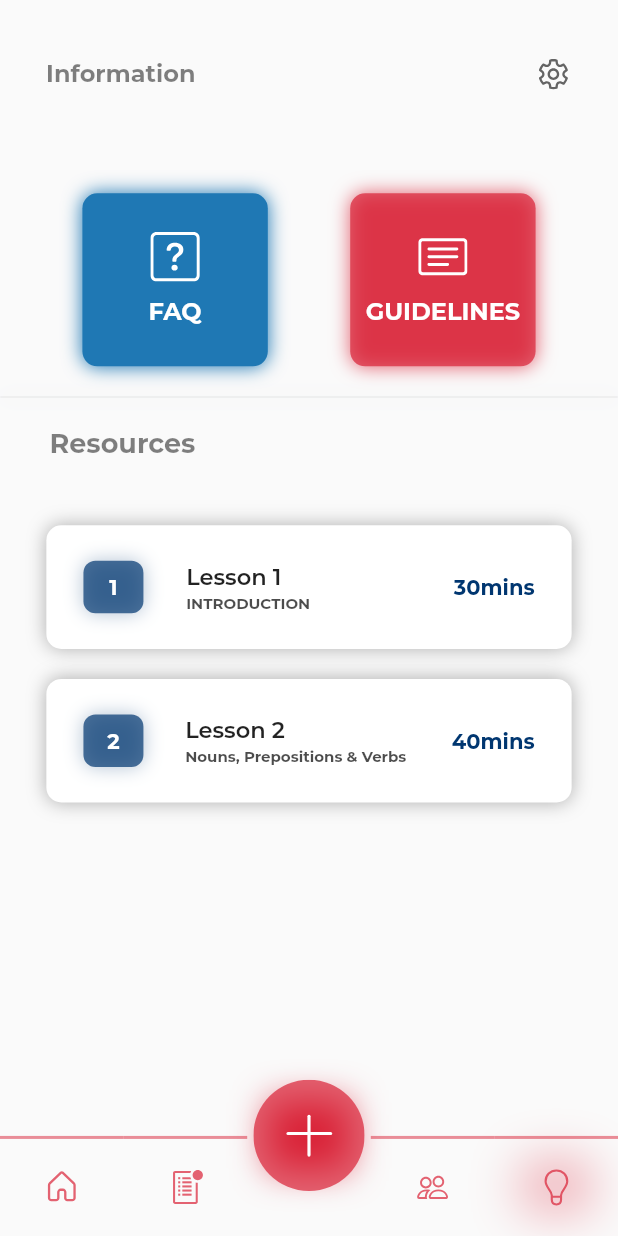
After one commit to utkarsh-o/TSEP, a Flutter app: the InfoPage screen opened directly, on a phone screen of 412 x 824 dp. The commit adds this screen. Run offline on Flutter 3.47's test engine with Material 2 defaults, Android fonts, the phone set to English and light mode, and no system bars; our stand-ins replace flutter_svg; project files that could hold a hidden picture were left out.

Commit message:
added: Info page FAQ page Guidelines Page

```diff
--- a/lib/components/CustomNavigationBar.dart
+++ b/lib/components/CustomNavigationBar.dart
@@ -1,6 +1,7 @@
 import 'package:flutter/cupertino.dart';
 import 'package:flutter/material.dart';
 import 'package:flutter_svg/flutter_svg.dart';
+import 'package:tsep/screens/info-page.dart';
 import 'package:tsep/screens/login-page.dart';
 import 'package:tsep/screens/mentees-list-page.dart';
 import 'package:tsep/screens/mentor-profile.dart';
@@ -19,7 +20,7 @@ class _CustomBottomNavBarState extends State<CustomBottomNavBar> {
     MentorProfile(),
     SchedulePage(),
     MenteesPage(),
-    LoginPage()
+    InfoPage()
   ];
 
   void setactv(int idx) {
@@ -94,7 +95,7 @@ class _CustomBottomNavBarState extends State<CustomBottomNavBar> {
             active: widget.active,
             onPressed: setactv),
         NavbarIconSmall(
-            icon: 'assets/icons/notifications-bnb.svg',
+            icon: 'assets/icons/info-bnb.svg',
             index: 3,
             active: widget.active,
             onPressed: setactv),
--- /dev/null
+++ b/lib/local-data/FAQ.dart
@@ -0,0 +1,55 @@
+class FAQ {
+  String question;
+  String answer;
+  FAQ({required this.question, required this.answer});
+}
+
+List<FAQ> _faqs = [
+  FAQ(
+      question: 'What is the Full form of TSEP?',
+      answer: 'Telephonic Spoken English Programme'),
+  FAQ(
+      question: 'What is the duration of the programme?',
+      answer:
+          'Duration of the programme is 10 weeks. The mentor/Trainer needs to call his /her mentee/trainee thrice a week. Per session duration will be 30 min.'),
+  FAQ(
+      question: 'What is the background of the mentees?',
+      answer:
+          'Mentees are from weaker sections of society, trying to pursue higher education, wants to enhance the skills in communicative English, wants to become confident to face the challenges in today\'s world and to make a career. The mentees are the beneficiaries of Kotak Education Foundation\'s (KEF) Livelihood and Hardship Scholarship programmes. between the age group 18 to 25 years.'),
+  FAQ(
+      question: 'Who can enroll in the programme as a mentor?',
+      answer:
+          'The person with good spoken English skills, who is passionate, committed and wants to give back to society by sparing some of the valuable time that can enroll for the programme as a mentor.'),
+  FAQ(question: 'Will there be any assessment for a mentor?', answer: 'No'),
+  FAQ(
+      question:
+          'Is the curriculum and lessons that need to be covered provided by KEF?',
+      answer:
+          'Yes, Curriculum content and Lesson Plans will be provided by KEF. After the registration, there will be an orientation on Curriculum content and Lesson Plan. The curriculum content and lesson plans will be mailed to the mentors. In addition to the KEF‘s curriculum content, the mentor is free to use any other material which he feels appropriate to use for his mentee.'),
+  FAQ(
+      question: ' What will be the support of KEF during the programme?',
+      answer:
+          'There will be KEF POC and the Core committee member assign to each mentor. WhatsApp groups can be formed for easy and fast communications.'),
+  FAQ(
+      question:
+          ' Will the mentor get the certificate after the completion of the programme?',
+      answer: 'Yes'),
+  FAQ(
+      question:
+          ' If the mentor, is unable to continue the programme, what he/she should do?',
+      answer: 'Mentor should inform his KEF POC in advance.'),
+  FAQ(
+      question: ' Is there any mechanism to track the programme?',
+      answer:
+          'The mentor has to fill the log sheet after every session. The log sheet link will be provided. Once the programme starts, KEF POCs and assigned core committee members will communicate with the mentors after certain intervals.'),
+  FAQ(
+      question:
+          'Will there be any Post Test after completion of the programme?',
+      answer: 'Yes'),
+  FAQ(
+      question: 'What is the Expected Outcome?',
+      answer: 'There should be a one level jump.'),
+];
+
+String body =
+    "\*	Practice active listening.\n\*	Provide information and share knoWledge.\n\*	Provide support and encouragement.\n\*	Give importance to words for a suitable word bank to be built.\n\*	Simple and easy topics pertaining to general knowledge and current affairs can be discussed.\n\*	Encourage the mentee to open up and talk only in English.\n\*	Offer a different perspective while encouraging self-reflection.\n\*	Please do not get emotionally involved and do not encourage personal talk\n\*	Any supporting information and advice can be shared only where professional skills are concerned.\n\*	Adhere to time as time is precious.\n\*	If there is a problem with your mentee that is beyond your scope please contact the Convener of the programme.\n\*	Form a WhatsApp group to help the mentee to summarize the day session or to clear the doubts due to the paucity of time.\n\*	The mentor can be flee to share motivational videos or stories relating to help the mentees.\n";
--- /dev/null
+++ b/lib/local-data/lessons.dart
@@ -0,0 +1,10 @@
+class Lesson {
+  String title;
+  String duration;
+  Lesson({required this.title, required this.duration});
+}
+
+List<Lesson> _lessons = [
+  Lesson(duration: "30mins", title: "INTRODUCTION"),
+  Lesson(duration: "40mins", title: "Nouns, Prepositions & Verbs"),
+];
--- a/lib/main.dart
+++ b/lib/main.dart
@@ -1,4 +1,7 @@
 import 'package:flutter/material.dart';
+import 'package:tsep/screens/FAQ-page.dart';
+import 'package:tsep/screens/guidelines-page.dart';
+import 'package:tsep/screens/info-page.dart';
 import 'package:tsep/screens/login-page.dart';
 import 'package:tsep/screens/mentee-details-page.dart';
 import 'package:tsep/screens/mentees-list-page.dart';
@@ -15,7 +18,7 @@ class TSEP extends StatelessWidget {
   Widget build(BuildContext context) {
     return MaterialApp(
       theme: ThemeData(fontFamily: 'Montserrant'),
-      home: LoginPage(),
+      home: MentorProfile(),
     );
   }
 }
--- /dev/null
+++ b/lib/screens/info-page.dart
@@ -0,0 +1,329 @@
+import 'package:flutter/material.dart';
+import 'package:tsep/components/CustomNavigationBar.dart';
+import 'package:flutter_svg/flutter_svg.dart';
+import 'package:tsep/local-data/lessons.dart';
+import 'package:tsep/screens/FAQ-page.dart';
+import 'package:tsep/screens/guidelines-page.dart';
+
+class InfoPage extends StatelessWidget {
+  const InfoPage({Key? key}) : super(key: key);
+
+  @override
+  Widget build(BuildContext context) {
+    List<Lesson> _lessons = [
+      Lesson(duration: "30mins", title: "INTRODUCTION"),
+      Lesson(duration: "40mins", title: "Nouns, Prepositions & Verbs"),
+    ];
+    Widget getLessonList() {
+      List<Widget> lessonList = [];
+      for (var index = 0; index < _lessons.length; index++) {
+        lessonList.add(new LessonCard(
+            lesson: index + 1,
+            title: _lessons[index].title,
+            duration: _lessons[index].duration));
+      }
+      return new Column(children: lessonList);
+    }
+
+    return Scaffold(
+      body: SafeArea(
+        child: SingleChildScrollView(
+          child: Column(
+            // mainAxisAlignment: MainAxisAlignment.start,
+            crossAxisAlignment: CrossAxisAlignment.start,
+            children: [
+              TitleBar(),
+              FAQGdlineCards(),
+              BreakLine(),
+              RsrsText(),
+              getLessonList(),
+            ],
+          ),
+        ),
+      ),
+      bottomNavigationBar: CustomBottomNavBar(
+        active: 3,
+      ),
+    );
+  }
+}
+
+class RsrsText extends StatelessWidget {
+  @override
+  Widget build(BuildContext context) {
+    Size size = MediaQuery.of(context).size;
+    return Container(
+      margin:
+          EdgeInsets.only(left: size.width * 0.08, bottom: size.height * 0.04),
+      child: Text(
+        "Resources",
+        style: TextStyle(
+          fontWeight: FontWeight.bold,
+          color: Colors.black.withOpacity(0.5),
+          fontSize: 18,
+        ),
+      ),
+    );
+  }
+}
+
+class TitleBar extends StatelessWidget {
+  @override
+  Widget build(BuildContext context) {
+    double screenWidth = MediaQuery.of(context).size.width;
+    double screenHeight = MediaQuery.of(context).size.height;
+    return Row(
+      mainAxisAlignment: MainAxisAlignment.spaceEvenly,
+      children: [
+        Container(
+          child: Text(
+            "Information",
+            style: TextStyle(
+              fontWeight: FontWeight.bold,
+              color: Colors.black.withOpacity(0.5),
+              fontSize: 16,
+            ),
+          ),
+        ),
+        SizedBox(
+          width: screenWidth * 0.4,
+          height: screenHeight * 0.12,
+        ),
+        InkWell(
+          onTap: () {},
+          child: SvgPicture.asset(
+            "assets/icons/settings-tb.svg",
+            height: screenWidth * 0.06,
+          ),
+        )
+      ],
+    );
+  }
+}
+
+class FAQGdlineCards extends StatelessWidget {
+  @override
+  Widget build(BuildContext context) {
+    Size size = MediaQuery.of(context).size;
+    return Container(
+      child: Row(
+        mainAxisAlignment: MainAxisAlignment.spaceEvenly,
+        children: [
+          InkWell(
+            onTap: () {
+              Navigator.push(
+                (context),
+                MaterialPageRoute(
+                  builder: (context) {
+                    return FAQPage();
+                  },
+                ),
+              );
+            },
+            child: Container(
+              margin: EdgeInsets.only(top: 30),
+              child: Container(
+                margin: EdgeInsets.symmetric(vertical: 15),
+                child: Column(
+                  mainAxisAlignment: MainAxisAlignment.spaceEvenly,
+                  children: [
+                    SvgPicture.asset(
+                      'assets/icons/faq.svg',
+                      width: size.height * 0.04,
+                    ),
+                    Text(
+                      "FAQ",
+                      textAlign: TextAlign.center,
+                      style: TextStyle(
+                          color: Colors.white,
+                          fontWeight: FontWeight.bold,
+                          fontSize: 16),
+                    ),
+                  ],
+                ),
+              ),
+              height: size.height * 0.14,
+              width: size.width * 0.3,
+              decoration: BoxDecoration(
+                color: Color(0xff1F78B4),
+                shape: BoxShape.rectangle,
+                borderRadius: BorderRadius.circular(10),
+                boxShadow: [
+                  BoxShadow(
+                    color: Color(0xff1F78B4),
+                    blurRadius: 10,
+                  )
+                ],
+              ),
+            ),
+          ),
+          InkWell(
+            onTap: () {
+              Navigator.push(
+                (context),
+                MaterialPageRoute(
+                  builder: (context) {
+                    return GuidelinesPage();
+                  },
+                ),
+              );
+            },
+            child: Container(
+              margin: EdgeInsets.only(top: 30),
+              child: Container(
+                margin: EdgeInsets.symmetric(vertical: 15),
+                child: Column(
+                  mainAxisAlignment: MainAxisAlignment.spaceEvenly,
+                  children: [
+                    SvgPicture.asset(
+                      'assets/icons/guidelines.svg',
+                      width: size.height * 0.04,
+                    ),
+                    Text(
+                      "GUIDELINES",
+                      textAlign: TextAlign.center,
+                      style: TextStyle(
+                          color: Colors.white,
+                          fontWeight: FontWeight.bold,
+                          fontSize: 16),
+                    ),
+                  ],
+                ),
+              ),
+              height: size.height * 0.14,
+              width: size.width * 0.3,
+              decoration: BoxDecoration(
+                color: Color(0xffD92136).withOpacity(0.7),
+                shape: BoxShape.rectangle,
+                borderRadius: BorderRadius.circular(10),
+                boxShadow: [
+                  BoxShadow(
+                    color: Color(0xffD92136).withOpacity(0.7),
+                    blurRadius: 10,
+                  ),
+                ],
+              ),
+            ),
+          ),
+        ],
+      ),
+    );
+  }
+}
+
+class BreakLine extends StatelessWidget {
+  @override
+  Widget build(BuildContext context) {
+    Size size = MediaQuery.of(context).size;
+    return Container(
+      margin: EdgeInsets.symmetric(vertical: 20),
+      height: 1,
+      width: size.width,
+      decoration: BoxDecoration(
+        color: Colors.black.withOpacity(0.05),
+        borderRadius: BorderRadius.circular(3),
+        boxShadow: [
+          BoxShadow(
+            color: Color(0xff003670).withOpacity(0.1),
+            blurRadius: 10,
+          ),
+        ],
+      ),
+    );
+  }
+}
+
+class LessonCard extends StatelessWidget {
+  final int lesson;
+  final String title, duration;
+  LessonCard(
+      {required this.lesson, required this.title, required this.duration});
+  @override
+  Widget build(BuildContext context) {
+    Size size = MediaQuery.of(context).size;
+    return Container(
+      alignment: Alignment.center,
+      padding: EdgeInsets.symmetric(vertical: 10),
+      child: Container(
+        decoration: BoxDecoration(
+          color: Colors.white,
+          borderRadius: BorderRadius.circular(10),
+          boxShadow: [
+            BoxShadow(
+              color: Colors.black.withOpacity(0.3),
+              blurRadius: 10,
+            ),
+          ],
+        ),
+        width: size.width * 0.85,
+        height: size.height * 0.1,
+        child: Row(
+          mainAxisAlignment: MainAxisAlignment.spaceBetween,
+          children: [
+            Container(
+              margin: EdgeInsets.only(left: size.width * 0.06),
+              height: 35,
+              width: 40,
+              decoration: BoxDecoration(
+                color: Color(0xff003670).withOpacity(0.7),
+                borderRadius: BorderRadius.circular(8),
+                boxShadow: [
+                  BoxShadow(
+                    color: Color(0xff003670).withOpacity(0.3),
+                    blurRadius: 10,
+                  ),
+                ],
+              ),
+              child: Center(
+                child: Text(
+                  "$lesson",
+                  style: TextStyle(
+                    color: Colors.white,
+                    fontWeight: FontWeight.bold,
+                  ),
+                ),
+              ),
+            ),
+            Container(
+              constraints: BoxConstraints(minWidth: 150),
+              child: Column(
+                mainAxisAlignment: MainAxisAlignment.center,
+                crossAxisAlignment: CrossAxisAlignment.start,
+                children: [
+                  Text(
+                    "Lesson $lesson",
+                    style: TextStyle(
+                      fontWeight: FontWeight.w600,
+                      fontSize: 15,
+                    ),
+                  ),
+                  SizedBox(
+                    height: 3,
+                  ),
+                  Text(
+                    "$title",
+                    style: TextStyle(
+                      fontWeight: FontWeight.bold,
+                      fontSize: 10,
+                      color: Colors.black.withOpacity(0.7),
+                    ),
+                  ),
+                ],
+              ),
+            ),
+            Container(
+              margin: EdgeInsets.only(right: size.width * 0.06),
+              child: Text(
+                "$duration",
+                style: TextStyle(
+                  fontWeight: FontWeight.bold,
+                  color: Color(0xff003670),
+                ),
+              ),
+            ),
+          ],
+        ),
+      ),
+    );
+  }
+}
```
Also changed, not shown: lib/screens/FAQ-page.dart (added, +217 -0 lines), lib/screens/guidelines-page.dart (added, +116 -0 lines), lib/screens/test-screen.dart (+1 -6 lines), assets/icons/faq.svg (added), assets/icons/guidelines.svg (added), assets/icons/info-bnb.svg (added).
